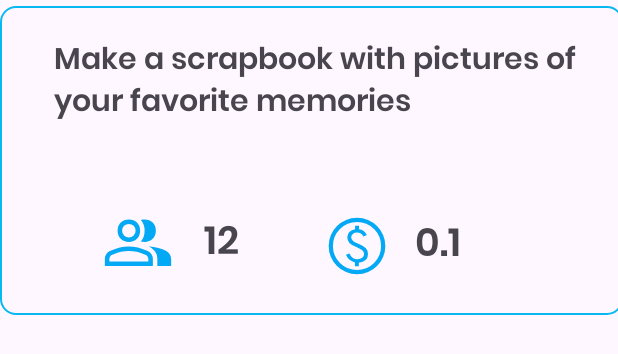
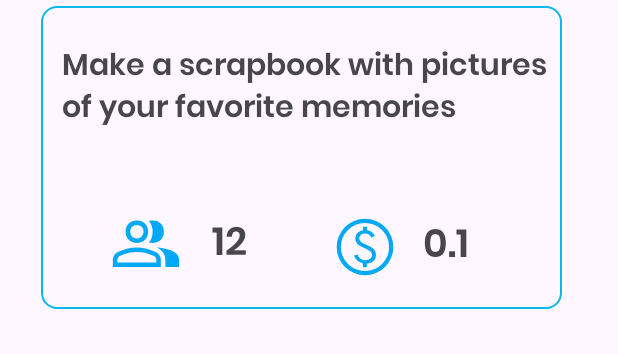
Before and after one commit to KalechMed/Orange-BoredAPP, an Android app: the layout card.xml on its own in the app's theme, with its tools: preview values and no code run, on a phone screen of 412 x 824 dp. Shown: the top 354 px of the screen. Run offline under Robolectric (Android 15) with nearby library versions, the phone set to English and light mode, and no system bars; network calls fail.

```diff
--- a/app/src/main/java/com/example/orange/adapter.kt
+++ b/app/src/main/java/com/example/orange/adapter.kt
@@ -15,7 +15,7 @@ class Adapter(private val data: ArrayList<String>) : RecyclerView.Adapter<Adapte
     }
 
     override fun onCreateViewHolder(parent: ViewGroup, viewType: Int): ViewHolder {
-        val itemView = LayoutInflater.from(parent.context).inflate(R.layout.activity_favorites, parent, false)
+        val itemView = LayoutInflater.from(parent.context).inflate(R.layout.card, parent, false)
         return ViewHolder(itemView)
     }
 
--- a/app/src/main/java/com/example/orange/favorites.kt
+++ b/app/src/main/java/com/example/orange/favorites.kt
@@ -15,8 +15,9 @@ fun getArrayList(context: Context, key: String): ArrayList<String> {
     val gson = Gson()
     val json = sharedPreferences.getString(key, null)
     val type = object : TypeToken<ArrayList<String>>() {}.type
-    return gson.fromJson(json, type)
+    return gson.fromJson(json, type) ?: ArrayList()
 }
+
 
 class favorites : AppCompatActivity() {
     private lateinit var recyclerView: RecyclerView
@@ -27,7 +28,7 @@ class favorites : AppCompatActivity() {
         recyclerView = findViewById(R.id.recyclerView)
         recyclerView.layoutManager = LinearLayoutManager(this)
 
-        val retrievedArrayList = getArrayList(applicationContext, "activityKey")
+        val retrievedArrayList = getArrayList(applicationContext, "likedActivitiesKey")
         val adapter = Adapter(retrievedArrayList)
         recyclerView.adapter = adapter
 
--- a/app/src/main/res/layout/activity_favorites.xml
+++ b/app/src/main/res/layout/activity_favorites.xml
@@ -18,8 +18,8 @@
 
     <androidx.recyclerview.widget.RecyclerView
         android:id="@+id/recyclerView"
-        android:layout_width="359dp"
-        android:layout_height="613dp"
+        android:layout_width="match_parent"
+        android:layout_height="545dp"
         android:layout_marginTop="28dp"
         app:layout_constraintEnd_toEndOf="parent"
         app:layout_constraintHorizontal_bias="0.538"
--- a/app/src/main/res/layout/activity_main.xml
+++ b/app/src/main/res/layout/activity_main.xml
@@ -34,7 +34,7 @@
         android:layout_marginTop="92dp"
         android:fontFamily="@font/poppins_semibold"
         android:gravity="center"
-        android:text="have a paper have a paper have a paper have a paper"
+        android:text=""
         android:textSize="28sp"
         app:emojiCompatEnabled="false"
         app:layout_constraintEnd_toEndOf="@+id/view2"
--- a/app/src/main/res/layout/card.xml
+++ b/app/src/main/res/layout/card.xml
@@ -2,30 +2,32 @@
 <androidx.constraintlayout.widget.ConstraintLayout xmlns:android="http://schemas.android.com/apk/res/android"
     xmlns:app="http://schemas.android.com/apk/res-auto"
     xmlns:tools="http://schemas.android.com/tools"
-    android:layout_width="wrap_content"
+    android:layout_width="match_parent"
     android:layout_height="wrap_content">
 
 
     <View
         android:id="@+id/view"
-        android:layout_width="415dp"
-        android:layout_height="206dp"
+        android:layout_width="347dp"
+        android:layout_height="202dp"
         android:layout_marginTop="4dp"
         android:background="@drawable/rectangle2"
+        android:paddingBottom="30dp"
         app:layout_constraintEnd_toEndOf="parent"
-        app:layout_constraintHorizontal_bias="0.0"
+        app:layout_constraintHorizontal_bias="0.421"
         app:layout_constraintStart_toStartOf="parent"
         app:layout_constraintTop_toTopOf="parent" />
 
     <TextView
         android:id="@+id/txtActivity"
-        android:layout_width="351dp"
-        android:layout_height="101dp"
-        android:layout_marginStart="36dp"
-        android:layout_marginTop="20dp"
+        android:layout_width="325dp"
+        android:layout_height="98dp"
+        android:layout_marginTop="24dp"
         android:fontFamily="@font/poppins_semibold"
         android:text="Make a scrapbook with pictures of your favorite memories"
         android:textSize="20sp"
+        app:layout_constraintEnd_toEndOf="@+id/view"
+        app:layout_constraintHorizontal_bias="0.636"
         app:layout_constraintStart_toStartOf="@+id/view"
         app:layout_constraintTop_toTopOf="@+id/view" />
 
```
Also changed, not shown: app/src/main/java/com/example/orange/MainActivity.kt (+24 -11 lines).
